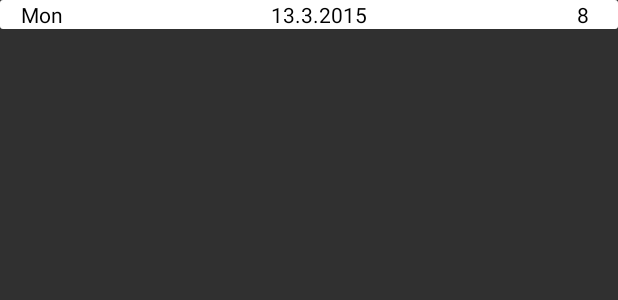
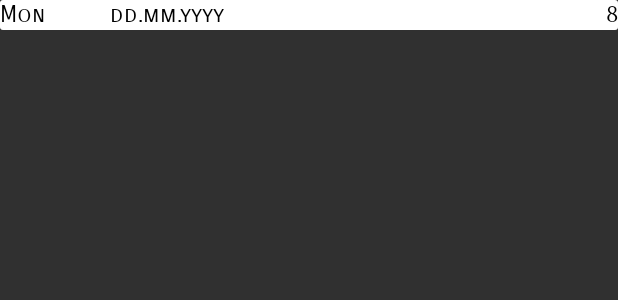
Before and after one commit to EEInternship/TimeTracker2, an Android app: the layout card_view.xml on its own in the app's theme, with its tools: preview values and no code run, on a phone screen of 412 x 824 dp. Shown: the top 300 px of the screen. Run offline under Robolectric (Android 15) with nearby library versions, the phone set to English and light mode, and no system bars.

Commit message:
Design Monthly Overview - Finish
20.3.2017

```diff
--- a/app/src/main/java/com/eeinternship/timetracker/MonthlyAdapter.java
+++ b/app/src/main/java/com/eeinternship/timetracker/MonthlyAdapter.java
@@ -1,5 +1,6 @@
 package com.eeinternship.timetracker;
 
+import android.graphics.Color;
 import android.support.v7.widget.RecyclerView;
 import android.view.LayoutInflater;
 import android.view.View;
@@ -37,6 +38,26 @@ public class MonthlyAdapter extends RecyclerView.Adapter<MonthlyAdapter.IViewHol
         holder.day.setText(adapterClass.getDayOfWeek());
         holder.date.setText(adapterClass.getDate());
         holder.hour.setText(adapterClass.getHours());
+
+        if(position%2==0){
+            holder.day.setBackgroundColor(Color.parseColor("#ffffff"));
+            holder.date.setBackgroundColor(Color.parseColor("#ffffff"));
+            holder.hour.setBackgroundColor(Color.parseColor("#ffffff"));
+        }else{
+            holder.day.setBackgroundColor(Color.parseColor("#f8f6f6"));
+            holder.date.setBackgroundColor(Color.parseColor("#f8f6f6"));
+            holder.hour.setBackgroundColor(Color.parseColor("#f8f6f6"));
+        }
+
+        if(adapterClass.getDayOfWeek().equals("Sun")||adapterClass.getDayOfWeek().equals("Sat")){
+            holder.day.setTextColor(Color.parseColor("#e8320b"));
+            holder.date.setTextColor(Color.parseColor("#e8320b"));
+            holder.hour.setTextColor(Color.parseColor("#e8320b"));
+        }else{
+            holder.day.setTextColor(Color.parseColor("#04b795"));
+            holder.date.setTextColor(Color.parseColor("#04b795"));
+            holder.hour.setTextColor(Color.parseColor("#04b795"));
+        }
     }
 
     @Override
--- a/app/src/main/res/layout/card_view.xml
+++ b/app/src/main/res/layout/card_view.xml
@@ -11,39 +11,46 @@
 
         <LinearLayout
             android:layout_width="match_parent"
-            android:layout_height="wrap_content"
+            android:layout_height="20dp"
             android:background="#FFFFFF"
             android:orientation="horizontal"
             android:weightSum="1">
 
             <TextView
+                android:id="@+id/day"
+                android:layout_width="50dp"
+                android:layout_height="match_parent"
+                android:layout_gravity="left"
+                android:fontFamily="sans-serif-smallcaps"
+                android:gravity="left"
+                android:text="Mon"
+                android:textSize="15dp"
+                android:layout_weight="0.1"
+                android:textColor="#000000"/>
+
+            <TextView
+                android:id="@+id/date"
                 android:layout_width="wrap_content"
                 android:layout_height="match_parent"
-                android:layout_gravity="center"
-                android:gravity="center"
-                android:text="Mon"
-                android:layout_weight="0.09"
+                android:layout_gravity="left"
+                android:fontFamily="sans-serif-smallcaps"
+                android:gravity="left"
+                android:text="dd.mm.yyyy"
                 android:textColor="#000000"
-                android:id="@+id/day"/>
+                android:textSize="15dp"
+                android:layout_weight="0.8"/>
 
             <TextView
-                android:layout_width="wrap_content"
+                android:id="@+id/hours"
+                android:layout_width="50dp"
                 android:layout_height="match_parent"
-                android:text="13.3.2015"
-                android:layout_weight="0.8"
+                android:layout_gravity="right"
+                android:fontFamily="sans-serif-smallcaps"
+                android:gravity="right"
+                android:text="8"
                 android:textColor="#000000"
-                android:layout_gravity="center"
-                android:gravity="center"
-                android:id="@+id/date"/>
-            <TextView
-                android:layout_width="wrap_content"
-                android:layout_height="match_parent"
-                android:text="8"
-                android:layout_weight="0.1"
-                android:textColor="#000000"
-                android:layout_gravity="center"
-                android:gravity="center"
-                android:id="@+id/hours"/>
+                android:textSize="15dp"
+                android:layout_weight="0.1"/>
         </LinearLayout>
     </android.support.v7.widget.CardView>
 </LinearLayout>
```
